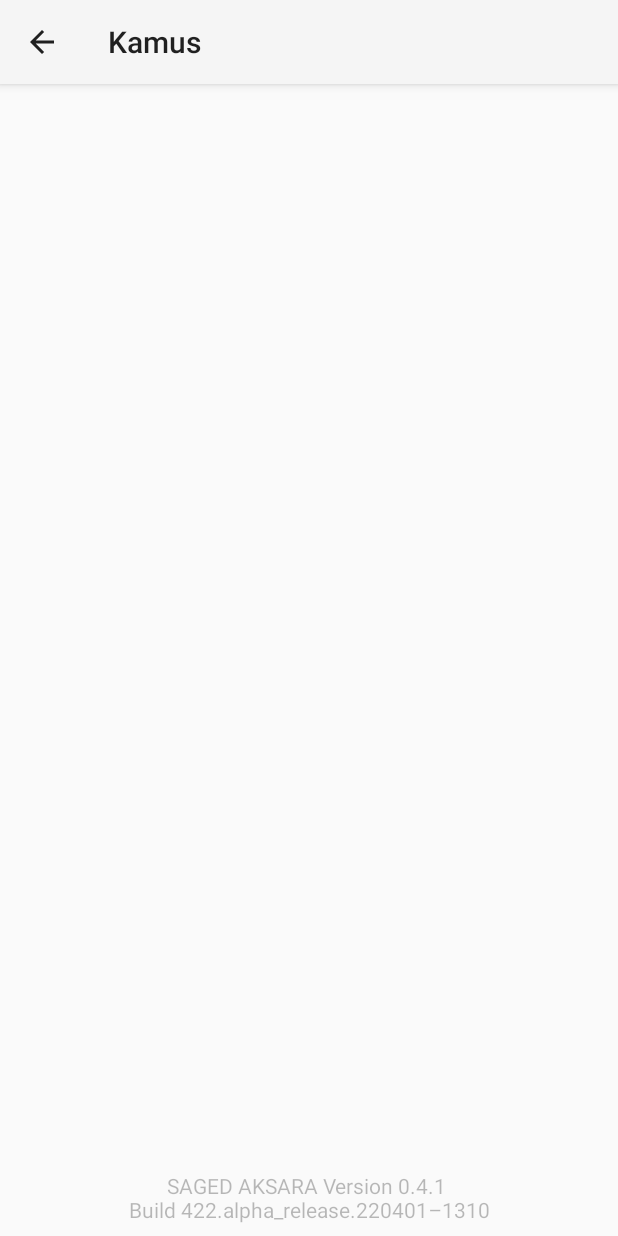
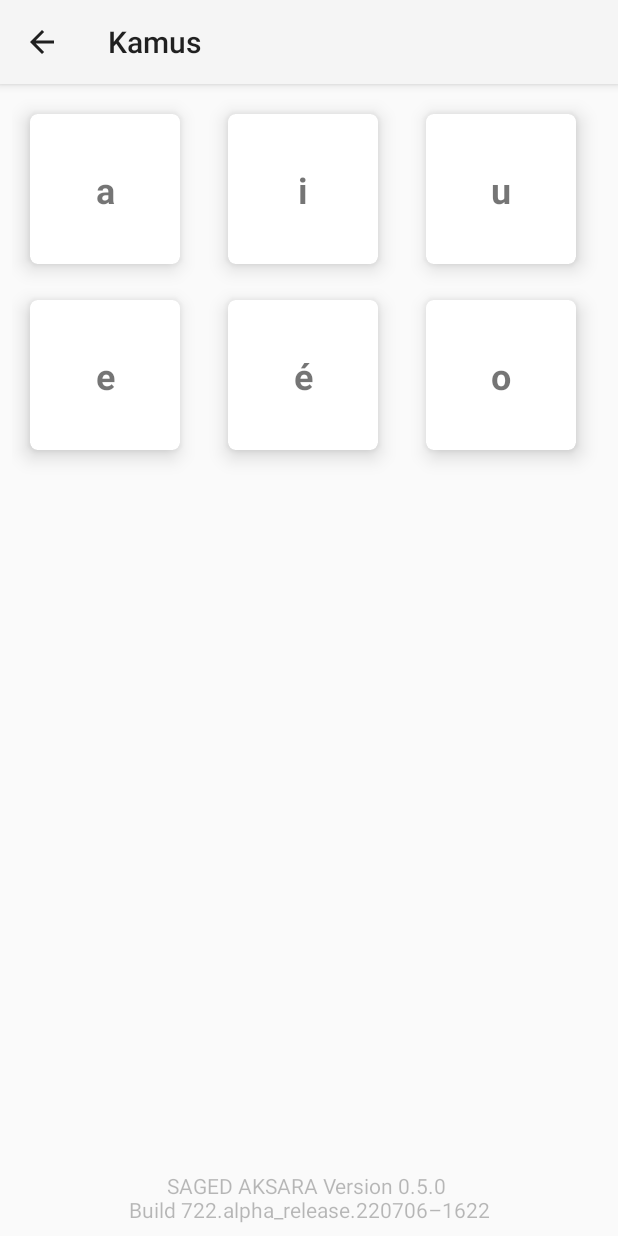
Before and after one commit to triwaluyo07/HanacarakaProject, an Android app: the KamusActivity screen opened directly, with no data from a screen before it, on a phone screen of 412 x 824 dp. Run offline under Robolectric (Android 15) with nearby library versions, the phone set to English and light mode, and no system bars; Roboto replaces fonts that are not available here.

Commit message:
Kamus update
Update for Kamus Activity, preparing the activity for each vocal alphabet in Javanese Script.

```diff
--- a/app/src/main/java/com/example/hanacarakaproject/activity/KamusActivity.kt
+++ b/app/src/main/java/com/example/hanacarakaproject/activity/KamusActivity.kt
@@ -1,11 +1,20 @@
 package com.example.hanacarakaproject.activity
 
+import android.content.Intent
+import android.os.Bundle
+import android.widget.Toast
 import androidx.appcompat.app.AppCompatActivity
-import android.os.Bundle
+import androidx.lifecycle.ViewModelProvider
+import androidx.recyclerview.widget.GridLayoutManager
 import com.example.hanacarakaproject.R
+import com.example.hanacarakaproject.adapter.KamusMainAdapter
 import com.example.hanacarakaproject.databinding.ActivityKamusBinding
+import com.example.hanacarakaproject.dataclass.KamusVokal
+import com.example.hanacarakaproject.misc.GridAutoFitLayoutManager
+import com.example.hanacarakaproject.misc.ItemCallbackVokal
+import com.example.hanacarakaproject.viewmodel.MainViewModel
 
-class KamusActivity : AppCompatActivity()
+class KamusActivity : AppCompatActivity(), ItemCallbackVokal
 {
     private lateinit var binds : ActivityKamusBinding
 
@@ -16,5 +25,24 @@ class KamusActivity : AppCompatActivity()
         setContentView(binds.root)
 
         supportActionBar?.title = getString(R.string.kamus)
+
+        val viewmodel = ViewModelProvider(this)
+            .get(MainViewModel(this.application)::class.java)
+        val data = viewmodel.getListVokal()
+        val adapter = KamusMainAdapter(this)
+        adapter.setData(data)
+
+        with(binds.rvKamus) {
+            layoutManager = GridAutoFitLayoutManager(this@KamusActivity, 150)
+            this.adapter = adapter
+        }
+    }
+
+    override fun onItemClicked(data: KamusVokal)
+    {
+        Toast.makeText(
+            this, data.name, Toast.LENGTH_SHORT
+        ).show()
+//        startActivity(Intent(this, MainActivity::class.java))
     }
 }
--- a/app/src/main/java/com/example/hanacarakaproject/activity/PengetahuanUmumActivity.kt
+++ b/app/src/main/java/com/example/hanacarakaproject/activity/PengetahuanUmumActivity.kt
@@ -9,10 +9,10 @@ import com.example.hanacarakaproject.R
 import com.example.hanacarakaproject.adapter.AwakAdapter
 import com.example.hanacarakaproject.databinding.ActivityPengetahuanumumBinding
 import com.example.hanacarakaproject.dataclass.Awak
-import com.example.hanacarakaproject.misc.ItemCallback
+import com.example.hanacarakaproject.misc.ItemCallbackAwak
 import com.example.hanacarakaproject.viewmodel.MainViewModel
 
-class PengetahuanUmumActivity : AppCompatActivity(), ItemCallback
+class PengetahuanUmumActivity : AppCompatActivity(), ItemCallbackAwak
 {
     private lateinit var binds: ActivityPengetahuanumumBinding
 
@@ -39,7 +39,7 @@ class PengetahuanUmumActivity : AppCompatActivity(), ItemCallback
     override fun onItemClicked(data: Awak)
     {
         Toast.makeText(
-            this, "${data.ngoko}, ${data.krama}", Toast.LENGTH_SHORT
+            this, "\"${data.ngoko}\" utawa \"${data.krama}\"", Toast.LENGTH_SHORT
         ).show()
     }
 }
--- a/app/src/main/java/com/example/hanacarakaproject/adapter/AwakAdapter.kt
+++ b/app/src/main/java/com/example/hanacarakaproject/adapter/AwakAdapter.kt
@@ -7,9 +7,9 @@ import androidx.recyclerview.widget.RecyclerView
 import com.bumptech.glide.Glide
 import com.example.hanacarakaproject.databinding.ListViewBinding
 import com.example.hanacarakaproject.dataclass.Awak
-import com.example.hanacarakaproject.misc.ItemCallback
+import com.example.hanacarakaproject.misc.ItemCallbackAwak
 
-class AwakAdapter(private val callback : ItemCallback) : RecyclerView.Adapter<AwakAdapter.ViewHolder>()
+class AwakAdapter(private val callback : ItemCallbackAwak) : RecyclerView.Adapter<AwakAdapter.ViewHolder>()
 {
     private val listData = ArrayList<Awak>()
 
--- /dev/null
+++ b/app/src/main/java/com/example/hanacarakaproject/adapter/KamusMainAdapter.kt
@@ -0,0 +1,52 @@
+package com.example.hanacarakaproject.adapter
+
+import android.view.LayoutInflater
+import android.view.ViewGroup
+import androidx.recyclerview.widget.RecyclerView
+import com.example.hanacarakaproject.databinding.MainKamusViewBinding
+import com.example.hanacarakaproject.dataclass.KamusVokal
+import com.example.hanacarakaproject.misc.ItemCallbackVokal
+
+class KamusMainAdapter(private val callback: ItemCallbackVokal) :
+    RecyclerView.Adapter<KamusMainAdapter.ViewHolder>()
+{
+    private val listData = ArrayList<KamusVokal>()
+
+    override fun onCreateViewHolder(parent: ViewGroup, viewType: Int): ViewHolder
+    {
+        val itemBinding = MainKamusViewBinding.inflate(
+            LayoutInflater.from(parent.context), parent, false)
+        return ViewHolder(itemBinding)
+    }
+
+    override fun onBindViewHolder(holder: ViewHolder, position: Int)
+    {
+        val data = listData[position]
+        holder.bind(data)
+    }
+
+    override fun getItemCount(): Int = listData.size
+
+    fun setData(data : List<KamusVokal>?)
+    {
+        if (data.isNullOrEmpty())
+            return
+        listData.clear()
+        listData.addAll(data)
+    }
+
+    inner class ViewHolder(private val binds: MainKamusViewBinding) :
+        RecyclerView.ViewHolder(binds.root)
+    {
+        fun bind (data: KamusVokal)
+        {
+            with(binds)
+            {
+                menuTxt.text = data.name
+                cardViewContainer.setOnClickListener {
+                    callback.onItemClicked(data)
+                }
+            }
+        }
+    }
+}
--- /dev/null
+++ b/app/src/main/java/com/example/hanacarakaproject/data/VokalData.kt
@@ -0,0 +1,50 @@
+package com.example.hanacarakaproject.data
+
+import com.example.hanacarakaproject.dataclass.KamusVokal
+
+object VokalData
+{
+    fun generateVokal() : List<KamusVokal>
+    {
+        val vokal = ArrayList<KamusVokal>()
+
+        vokal.add(
+            KamusVokal(
+                1,
+                "a"
+            )
+        )
+        vokal.add(
+            KamusVokal(
+                2,
+                "i"
+            )
+        )
+        vokal.add(
+            KamusVokal(
+                3,
+                "u"
+            )
+        )
+        vokal.add(
+            KamusVokal(
+                4,
+                "e"
+            )
+        )
+        vokal.add(
+            KamusVokal(
+                5,
+                "é"
+            )
+        )
+        vokal.add(
+            KamusVokal(
+                6,
+                "o"
+            )
+        )
+
+        return vokal
+    }
+}
--- /dev/null
+++ b/app/src/main/java/com/example/hanacarakaproject/dataclass/KamusVokal.kt
@@ -0,0 +1,10 @@
+package com.example.hanacarakaproject.dataclass
+
+import android.os.Parcelable
+import kotlinx.android.parcel.Parcelize
+
+@Parcelize
+data class KamusVokal(
+    val id: Int,
+    val name: String
+): Parcelable
--- /dev/null
+++ b/app/src/main/java/com/example/hanacarakaproject/misc/GridAutoFitLayoutManager.kt
@@ -0,0 +1,78 @@
+package com.example.hanacarakaproject.misc
+
+import android.content.Context
+import android.util.TypedValue
+import androidx.annotation.NonNull
+import androidx.recyclerview.widget.GridLayoutManager
+import androidx.recyclerview.widget.RecyclerView
+import androidx.recyclerview.widget.RecyclerView.Recycler
+
+class GridAutoFitLayoutManager : GridLayoutManager
+{
+    private var columnWidth = 0
+    private var isColumnWidthChanged = true
+    private var lastWidth = 0
+    private var lastHeight = 0
+
+    constructor(@NonNull context: Context, columnWidth: Int) : super(context, 1)
+    {
+        /* Initially set spanCount to 1, will be changed automatically later. */
+        setColumnWidth(checkedColumnWidth(context, columnWidth))
+    }
+
+    constructor(
+        @NonNull context: Context,
+        columnWidth: Int,
+        orientation: Int,
+        reverseLayout: Boolean
+    ) : super(context, 1, orientation, reverseLayout)
+    {
+        setColumnWidth(checkedColumnWidth(context, columnWidth))
+    }
+
+    private fun checkedColumnWidth(@NonNull context: Context, columnWidth: Int): Int
+    {
+        var columnWidth = columnWidth
+        if (columnWidth <= 0)
+        {
+            columnWidth = TypedValue.applyDimension(
+                TypedValue.COMPLEX_UNIT_DIP, 48f,
+                context.getResources().getDisplayMetrics()
+            ).toInt()
+        }
+        return columnWidth
+    }
+
+    fun setColumnWidth(newColumnWidth: Int)
+    {
+        if (newColumnWidth > 0 && newColumnWidth != columnWidth)
+        {
+            columnWidth = newColumnWidth
+            isColumnWidthChanged = true
+        }
+    }
+
+    override fun onLayoutChildren(@NonNull recycler: Recycler, @NonNull state: RecyclerView.State)
+    {
+        val width = width
+        val height = height
+        if (columnWidth > 0 && width > 0 && height > 0 && (isColumnWidthChanged || lastWidth != width || lastHeight != height))
+        {
+            val totalSpace: Int
+            totalSpace = if (orientation == VERTICAL)
+            {
+                width - paddingRight - paddingLeft
+            }
+            else
+            {
+                height - paddingTop - paddingBottom
+            }
+            val spanCount = Math.max(1, totalSpace / columnWidth)
+            setSpanCount(spanCount)
+            isColumnWidthChanged = false
+        }
+        lastWidth = width
+        lastHeight = height
+        super.onLayoutChildren(recycler, state)
+    }
+}
--- a/app/src/main/java/com/example/hanacarakaproject/misc/ItemCallback.kt
+++ b/app/src/main/java/com/example/hanacarakaproject/misc/ItemCallbackAwak.kt
@@ -1,8 +1,9 @@
 package com.example.hanacarakaproject.misc
 
 import com.example.hanacarakaproject.dataclass.Awak
+import com.example.hanacarakaproject.dataclass.KamusVokal
 
-interface ItemCallback
+interface ItemCallbackAwak
 {
     fun onItemClicked(data: Awak)
 }
--- /dev/null
+++ b/app/src/main/java/com/example/hanacarakaproject/misc/ItemCallbackVokal.kt
@@ -0,0 +1,9 @@
+package com.example.hanacarakaproject.misc
+
+import com.example.hanacarakaproject.dataclass.KamusVokal
+
+interface ItemCallbackVokal
+{
+    fun onItemClicked(data: KamusVokal)
+
+}
--- a/app/src/main/java/com/example/hanacarakaproject/viewmodel/MainViewModel.kt
+++ b/app/src/main/java/com/example/hanacarakaproject/viewmodel/MainViewModel.kt
@@ -3,9 +3,13 @@ package com.example.hanacarakaproject.viewmodel
 import android.app.Application
 import androidx.lifecycle.AndroidViewModel
 import com.example.hanacarakaproject.data.AwakData
+import com.example.hanacarakaproject.data.VokalData
 import com.example.hanacarakaproject.dataclass.Awak
+import com.example.hanacarakaproject.dataclass.KamusVokal
 
 class MainViewModel(app : Application) : AndroidViewModel(app)
 {
     fun getListAwak() : List<Awak> = AwakData.generateDataAwak()
+
+    fun getListVokal() : List<KamusVokal> = VokalData.generateVokal()
 }
--- a/app/src/main/res/layout/activity_kamus.xml
+++ b/app/src/main/res/layout/activity_kamus.xml
@@ -20,4 +20,19 @@
         app:layout_constraintEnd_toEndOf="parent"
         app:layout_constraintStart_toStartOf="parent"
         tools:ignore="TextContrastCheck" />
+
+    <androidx.recyclerview.widget.RecyclerView
+        android:id="@+id/rv_kamus"
+        android:layout_width="0dp"
+        android:layout_height="0dp"
+        android:layout_marginStart="8dp"
+        android:layout_marginTop="8dp"
+        android:layout_marginEnd="8dp"
+        android:layout_marginBottom="16dp"
+        app:layout_constraintBottom_toTopOf="@+id/build_number"
+        app:layout_constraintEnd_toEndOf="parent"
+        app:layout_constraintStart_toStartOf="parent"
+        app:layout_constraintTop_toTopOf="parent"
+        tools:itemCount="6"
+        tools:listitem="@layout/main_kamus_view" />
 </androidx.constraintlayout.widget.ConstraintLayout>
--- /dev/null
+++ b/app/src/main/res/layout/main_kamus_view.xml
@@ -0,0 +1,35 @@
+<?xml version="1.0" encoding="utf-8"?>
+<androidx.cardview.widget.CardView xmlns:android="http://schemas.android.com/apk/res/android"
+    xmlns:app="http://schemas.android.com/apk/res-auto"
+    xmlns:tools="http://schemas.android.com/tools"
+    android:id="@+id/cardView_container"
+    android:layout_width="100dp"
+    android:layout_height="100dp"
+    android:layout_margin="12dp"
+    app:cardCornerRadius="5dp"
+    app:cardElevation="8dp"
+    app:layout_constraintBottom_toBottomOf="parent"
+    app:layout_constraintEnd_toEndOf="parent"
+    app:layout_constraintStart_toStartOf="parent"
+    app:layout_constraintTop_toTopOf="parent">
+
+    <androidx.constraintlayout.widget.ConstraintLayout
+        android:id="@+id/main_layout"
+        android:layout_width="match_parent"
+        android:layout_height="match_parent">
+
+        <TextView
+            android:id="@+id/menuTxt"
+            android:layout_width="wrap_content"
+            android:layout_height="wrap_content"
+            android:layout_marginStart="16dp"
+            android:layout_marginEnd="16dp"
+            android:textSize="24sp"
+            android:textStyle="bold"
+            app:layout_constraintBottom_toBottomOf="parent"
+            app:layout_constraintEnd_toEndOf="parent"
+            app:layout_constraintStart_toStartOf="parent"
+            app:layout_constraintTop_toTopOf="parent"
+            tools:text="A" />
+    </androidx.constraintlayout.widget.ConstraintLayout>
+</androidx.cardview.widget.CardView>
--- a/app/src/main/res/values/strings.xml
+++ b/app/src/main/res/values/strings.xml
@@ -12,5 +12,5 @@
     <string name="awak_manungso">Sinau Bab Perangane Awak</string>
     <string name="krama">Basa Krama</string>
     <string name="ngoko">Basa Ngoko</string>
-    <string name="build_number">SAGED AKSARA Version 0.4.1 \nBuild 422.alpha_release.220401–1310</string>
+    <string name="build_number">SAGED AKSARA Version 0.5.0 \nBuild 722.alpha_release.220706–1622</string>
 </resources>
```
